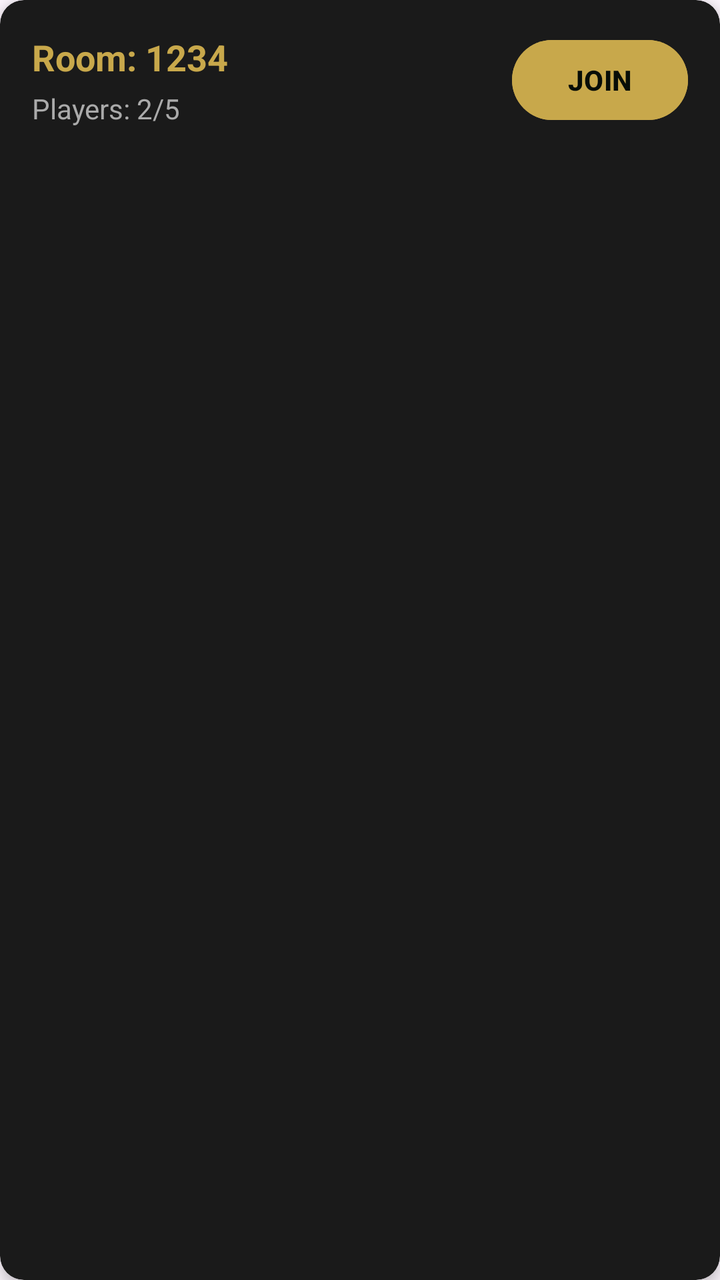
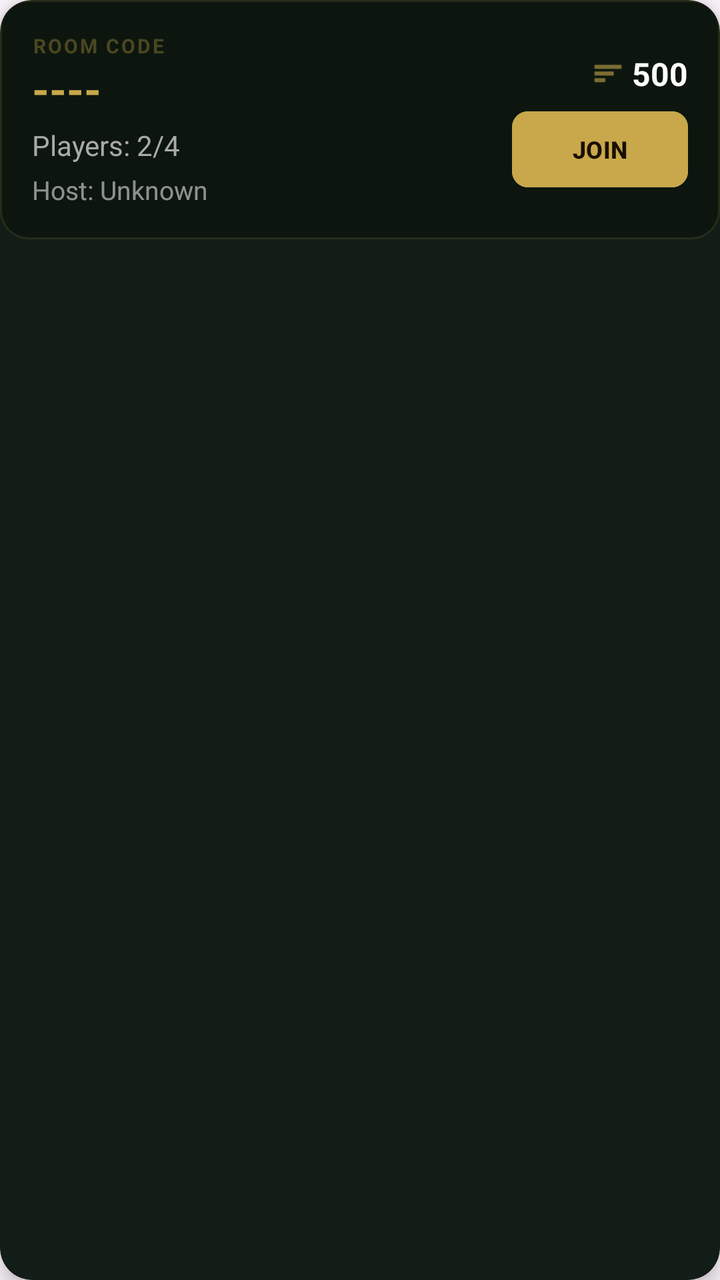

An Android layout rendered at two revisions. The XML below is the earlier revision; the diff shows what the commit changed to produce the second picture.
<!-- AndroidManifest.xml: application theme Theme.PokerProject -->
<!-- res/layout/item_room.xml -->
<?xml version="1.0" encoding="utf-8"?>
<androidx.cardview.widget.CardView xmlns:android="http://schemas.android.com/apk/res/android"
    xmlns:app="http://schemas.android.com/apk/res-auto"
    android:layout_width="match_parent"
    android:layout_height="wrap_content"
    android:layout_marginVertical="6dp"
    android:layout_marginHorizontal="4dp"
    app:cardBackgroundColor="#1A1A1A"
    app:cardCornerRadius="12dp"
    app:cardElevation="4dp">

    <LinearLayout
        android:layout_width="match_parent"
        android:layout_height="wrap_content"
        android:orientation="horizontal"
        android:padding="16dp"
        android:gravity="center_vertical">

        <LinearLayout
            android:layout_width="0dp"
            android:layout_height="wrap_content"
            android:layout_weight="1"
            android:orientation="vertical">

            <TextView
                android:id="@+id/tvItemRoomCode"
                android:layout_width="wrap_content"
                android:layout_height="wrap_content"
                android:text="Room: 1234"
                android:textColor="#C8A84B"
                android:textSize="18sp"
                android:textStyle="bold" />

            <TextView
                android:id="@+id/tvItemPlayerCount"
                android:layout_width="wrap_content"
                android:layout_height="wrap_content"
                android:text="Players: 2/5"
                android:textColor="#AAAAAA"
                android:textSize="14sp"
                android:layout_marginTop="4dp"/>
        </LinearLayout>

        <Button
            android:id="@+id/btnItemJoin"
            android:layout_width="wrap_content"
            android:layout_height="wrap_content"
            android:text="JOIN"
            android:textStyle="bold"
            android:backgroundTint="#C8A84B"
            android:textColor="#070D07" />
    </LinearLayout>
</androidx.cardview.widget.CardView>
<!-- resources referenced by this layout -->
<resources>
  <style name="Theme.PokerProject" parent="Base.Theme.PokerProject" />
  <style name="Base.Theme.PokerProject" parent="Theme.Material3.DayNight.NoActionBar">
          
          
      </style>
</resources>

<!-- the commit's change to res/layout/item_room.xml (unified diff, before → after) -->
@@ -3,18 +3,19 @@
     xmlns:app="http://schemas.android.com/apk/res-auto"
     android:layout_width="match_parent"
     android:layout_height="wrap_content"
-    android:layout_marginVertical="6dp"
-    android:layout_marginHorizontal="4dp"
-    app:cardBackgroundColor="#1A1A1A"
-    app:cardCornerRadius="12dp"
-    app:cardElevation="4dp">
+    android:layout_marginHorizontal="16dp"
+    android:layout_marginVertical="8dp"
+    app:cardBackgroundColor="#121D17"
+    app:cardCornerRadius="16dp"
+    app:cardElevation="6dp">
 
     <LinearLayout
         android:layout_width="match_parent"
         android:layout_height="wrap_content"
         android:orientation="horizontal"
         android:padding="16dp"
-        android:gravity="center_vertical">
+        android:gravity="center_vertical"
+        android:background="@drawable/bg_seat_card">
 
         <LinearLayout
             android:layout_width="0dp"
@@ -23,31 +24,85 @@
             android:orientation="vertical">
 
             <TextView
-                android:id="@+id/tvItemRoomCode"
                 android:layout_width="wrap_content"
                 android:layout_height="wrap_content"
-                android:text="Room: 1234"
+                android:text="ROOM CODE"
+                android:textColor="#55C8A84B"
+                android:textSize="10sp"
+                android:textStyle="bold"
+                android:letterSpacing="0.1"/>
+
+            <TextView
+                android:id="@+id/tvRoomCode"
+                android:layout_width="wrap_content"
+                android:layout_height="wrap_content"
+                android:text="----"
                 android:textColor="#C8A84B"
-                android:textSize="18sp"
+                android:textSize="22sp"
                 android:textStyle="bold" />
 
             <TextView
                 android:id="@+id/tvItemPlayerCount"
                 android:layout_width="wrap_content"
                 android:layout_height="wrap_content"
-                android:text="Players: 2/5"
+                android:text="Players: 2/4"
                 android:textColor="#AAAAAA"
                 android:textSize="14sp"
                 android:layout_marginTop="4dp"/>
+
+            <TextView
+                android:id="@+id/tvHostName"
+                android:layout_width="wrap_content"
+                android:layout_height="wrap_content"
+                android:text="Host: Unknown"
+                android:textColor="#88FFFFFF"
+                android:textSize="13sp"
+                android:layout_marginTop="4dp"/>
         </LinearLayout>
 
-        <Button
-            android:id="@+id/btnItemJoin"
+        <LinearLayout
             android:layout_width="wrap_content"
             android:layout_height="wrap_content"
-            android:text="JOIN"
-            android:textStyle="bold"
-            android:backgroundTint="#C8A84B"
-            android:textColor="#070D07" />
+            android:orientation="vertical"
+            android:gravity="end">
+
+            <LinearLayout
+                android:layout_width="wrap_content"
+                android:layout_height="wrap_content"
+                android:orientation="horizontal"
+                android:gravity="center_vertical"
+                android:layout_marginBottom="8dp">
+
+                <ImageView
+                    android:layout_width="16dp"
+                    android:layout_height="16dp"
+                    android:src="@android:drawable/ic_menu_sort_by_size"
+                    app:tint="#C8A84B"
+                    android:layout_marginEnd="4dp"/>
+
+                <TextView
+                    android:id="@+id/tvStartingChips"
+                    android:layout_width="wrap_content"
+                    android:layout_height="wrap_content"
+                    android:text="500"
+                    android:textColor="#FFFFFF"
+                    android:textSize="16sp"
+                    android:textStyle="bold" />
+            </LinearLayout>
+
+            <Button
+                android:id="@+id/btnJoinRoom"
+                android:layout_width="wrap_content"
+                android:layout_height="38dp"
+                android:text="JOIN"
+                android:textSize="12sp"
+                android:textStyle="bold"
+                android:textColor="#1A0E00"
+                android:backgroundTint="#C8A84B"
+                app:cornerRadius="8dp"
+                android:insetTop="0dp"
+                android:insetBottom="0dp"/>
+        </LinearLayout>
+
     </LinearLayout>
 </androidx.cardview.widget.CardView>
<!-- resource entries referenced after the edit -->
@@ -1,5 +1,12 @@
 <!-- resources referenced by this layout -->
 <resources>
+  <!-- drawable bg_seat_card (drawable) -->
+  <?xml version="1.0" encoding="utf-8"?>
+  <shape xmlns:android="http://schemas.android.com/apk/res/android" android:shape="rectangle">
+      <solid android:color="#AA0A120A"/>
+      <corners android:radius="14dp"/>
+      <stroke android:width="1dp" android:color="#22C8A84B"/>
+  </shape>
   <style name="Theme.PokerProject" parent="Base.Theme.PokerProject" />
   <style name="Base.Theme.PokerProject" parent="Theme.Material3.DayNight.NoActionBar">
           
